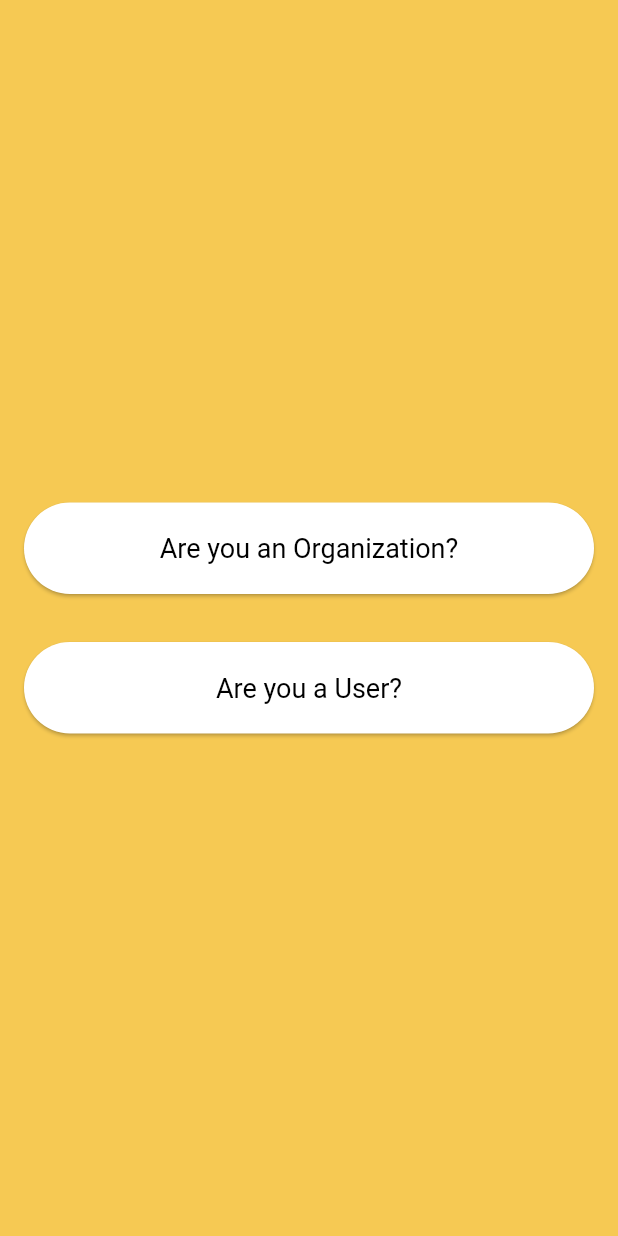
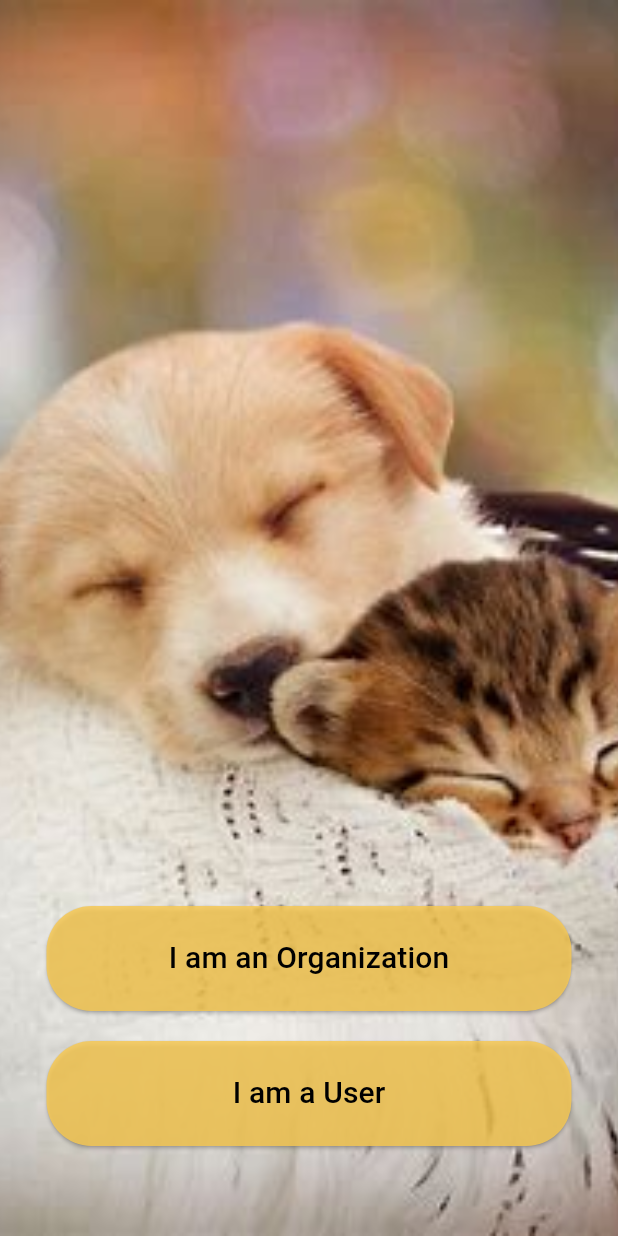
Before and after one commit to Chinmayee1103/Pawprints, a Flutter app: the screen it shows after launch, on a phone screen of 412 x 824 dp. Run offline on Flutter 3.47's test engine with Material 3 defaults, Android fonts, the phone set to English and light mode, and no system bars; our stand-ins replace firebase_core; accounts and stored records are empty.

Commit message:
i added one more page asking whether its a organization or user

```diff
--- a/lib/ChoicePage.dart
+++ b/lib/ChoicePage.dart
@@ -1,49 +1,85 @@
 import 'package:flutter/material.dart';
+import 'package:pet_adoption/OrganizationLoginPage.dart';
+import 'package:pet_adoption/loginpage.dart';
 
 class ChoicePage extends StatelessWidget {
   @override
   Widget build(BuildContext context) {
     return Scaffold(
-      backgroundColor: Color(0xffF6C953),
-      body: Center(
+      body: Stack(
+        children: [
+          Image.asset(
+            'assets/choicepage3.jpeg', // Replace with your background image
+            fit: BoxFit.cover,
+            height: double.infinity,
+            width: double.infinity,
+          ),
+          Align(
+            alignment: Alignment.bottomCenter,
+            child: Padding(
+              padding: const EdgeInsets.only(bottom: 50),
               child: Column(
-          mainAxisAlignment: MainAxisAlignment.center,
+                mainAxisSize: MainAxisSize.min,
                 children: [
                   Container(
-              margin: EdgeInsets.all(16.0),
-              width: double.infinity,
+                    height: 70,
+                    width: 350,
+                    margin: EdgeInsets.symmetric(vertical: 10),
                     child: ElevatedButton(
+                      style: ElevatedButton.styleFrom(
+                        backgroundColor: Color.fromARGB(214, 246, 200, 83),
+                        shape: RoundedRectangleBorder(
+                          borderRadius: BorderRadius.circular(30),
+                        ),
+                      ),
                       onPressed: () {
-                  Navigator.pushNamed(context, '/organization/login');
+                        Navigator.push(
+                          context,
+                          MaterialPageRoute(
+                              builder: (context) => OrganizationLoginPage()),
+                        );
                       },
-                style: ElevatedButton.styleFrom(
-                  primary: Colors.white,
-                  onPrimary: Colors.black,
-                  padding: EdgeInsets.symmetric(vertical: 20.0),
-                  textStyle: TextStyle(fontSize: 18.0),
+                      child: Text(
+                        "I am an Organization",
+                        style: TextStyle(
+                          color: Colors.black,
+                          fontSize: 20,
                         ),
-                child: Text('Are you an Organization?'),
+                      ),
                     ),
                   ),
                   Container(
-              margin: EdgeInsets.all(16.0),
-              width: double.infinity,
+                    height: 70,
+                    width: 350,
+                    margin: EdgeInsets.symmetric(vertical: 10),
                     child: ElevatedButton(
+                      style: ElevatedButton.styleFrom(
+                        backgroundColor: Color.fromARGB(214, 246, 200, 83),
+                        shape: RoundedRectangleBorder(
+                          borderRadius: BorderRadius.circular(30),
+                        ),
+                      ),
                       onPressed: () {
-                  Navigator.pushNamed(context, '/user/login');
+                        Navigator.push(
+                          context,
+                          MaterialPageRoute(builder: (context) => LoginPage()),
+                        );
                       },
-                style: ElevatedButton.styleFrom(
-                  primary: Colors.white,
-                  onPrimary: Colors.black,
-                  padding: EdgeInsets.symmetric(vertical: 20.0),
-                  textStyle: TextStyle(fontSize: 18.0),
+                      child: Text(
+                        "I am a User",
+                        style: TextStyle(
+                          color: Colors.black,
+                          fontSize: 20,
                         ),
-                child: Text('Are you a User?'),
+                      ),
                     ),
                   ),
                 ],
               ),
             ),
+          ),
+        ],
+      ),
     );
   }
 }
--- /dev/null
+++ b/lib/OrganizationLoginPage.dart
@@ -0,0 +1,10 @@
+import 'package:flutter/material.dart';
+
+class OrganizationLoginPage extends StatelessWidget {
+  const OrganizationLoginPage({super.key});
+
+  @override
+  Widget build(BuildContext context) {
+    return const Placeholder();
+  }
+}
--- a/lib/loginpage.dart
+++ b/lib/loginpage.dart
@@ -14,7 +14,7 @@ class LoginPage extends StatelessWidget {
             Stack(
               children: [
                 Image.asset(
-                  'assets/signinpage.jpeg',
+                  'assets/intro4.jpeg',
                   fit: BoxFit.cover,
                   height: 900,
                 ),
--- a/pubspec.yaml
+++ b/pubspec.yaml
@@ -64,10 +64,11 @@ flutter:
   # To add assets to your application, add an assets section, like this:
   assets:
     - assets/paws.png
-    - assets/signinpage.jpeg
+    - assets/intro4.jpeg
     - assets/apple-logo (1).png
     - assets/cat1.jpeg
     - assets/dog1.jpeg
+    - assets/choicepage3.jpeg
 
 
   # An image asset can refer to one or more resolution-specific "variants", see
```
Also changed, not shown: assets/choicepage.jpg (added), assets/choicepage2.jpeg (added), assets/choicepage3.jpeg (added), assets/intro1.jpeg (added), assets/intro2.jpeg (added), assets/intro3.jpeg (added), assets/intro4.jpeg (added). Lines whose indentation alone changed are shown as unchanged.
